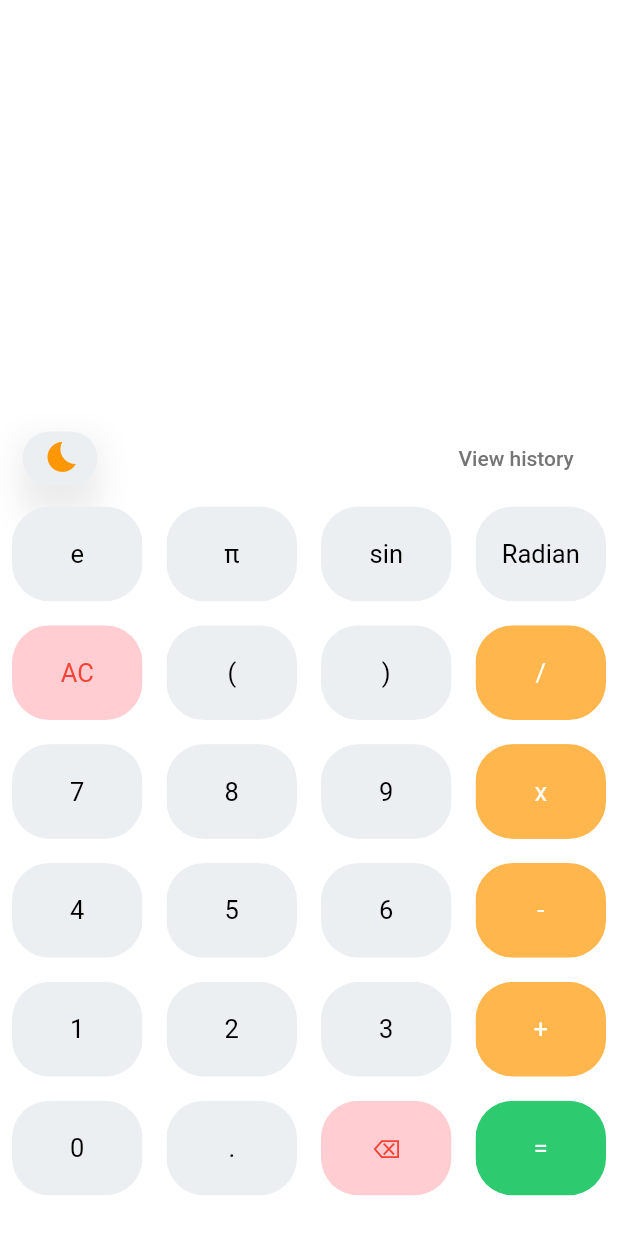
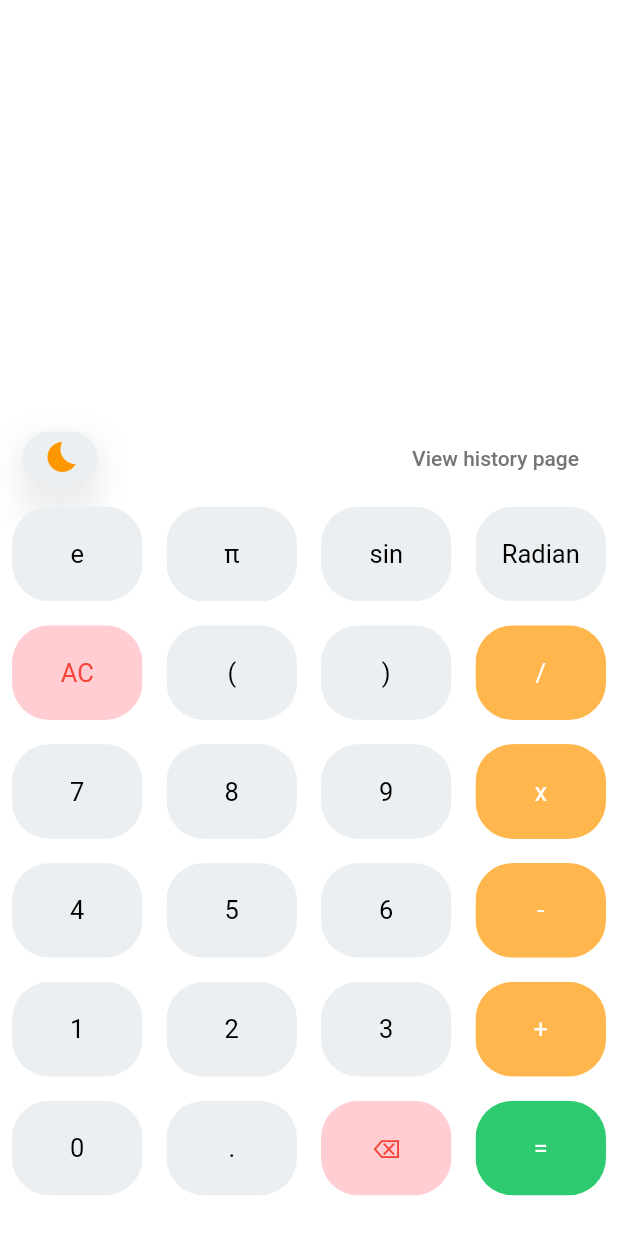
Before and after one commit to bhagirathsinh1/scientific_calsi, a Flutter app: the screen it shows after launch, on a phone screen of 412 x 824 dp. Run offline on Flutter 3.47's test engine with Material 2 defaults, Android fonts, the phone set to English and light mode, and no system bars; our stand-ins replace math_expressions.

Commit message:
view history test changed

```diff
--- a/lib/HomePage.dart
+++ b/lib/HomePage.dart
@@ -15,7 +15,7 @@ class HomePage extends StatefulWidget {
 class _HomePageState extends State<HomePage> {
   var userQuestion = '';
   var userAnswer = '';
-  var viewHistory = 'View history ';
+  var viewHistory = 'View history page';
   var ob = 0;
   var cb = 0;
   var zero = 0;
```
